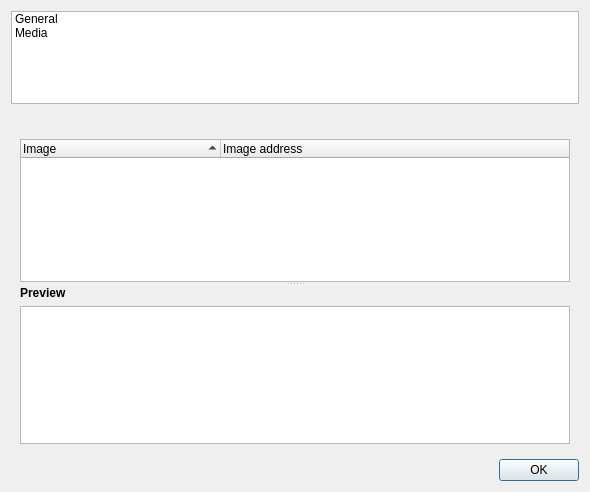
Before: the Qt Designer form src/lib/other/siteinfo.ui in QupZilla/qupzilla, drawn with Qt 5.
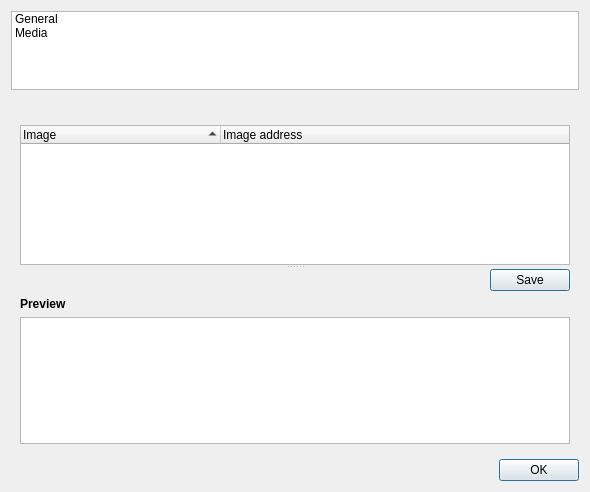
After: the same form once the commit is applied. The open tabs and pages were chosen to show the change. Custom widgets are drawn as their Qt base class.

Commit message: SiteInfo: Bring back option to save image

```diff
--- a/src/lib/other/siteinfo.ui
+++ b/src/lib/other/siteinfo.ui
@@ -249,6 +249,13 @@
          </widget>
          <widget class="QWidget" name="layoutWidget">
           <layout class="QVBoxLayout" name="verticalLayout">
+           <item>
+            <widget class="QDialogButtonBox" name="saveButton">
+             <property name="standardButtons">
+              <set>QDialogButtonBox::Save</set>
+             </property>
+            </widget>
+           </item>
            <item>
             <widget class="QLabel" name="label_5">
              <property name="maximumSize">
```
The commit also changes 2 other files.
